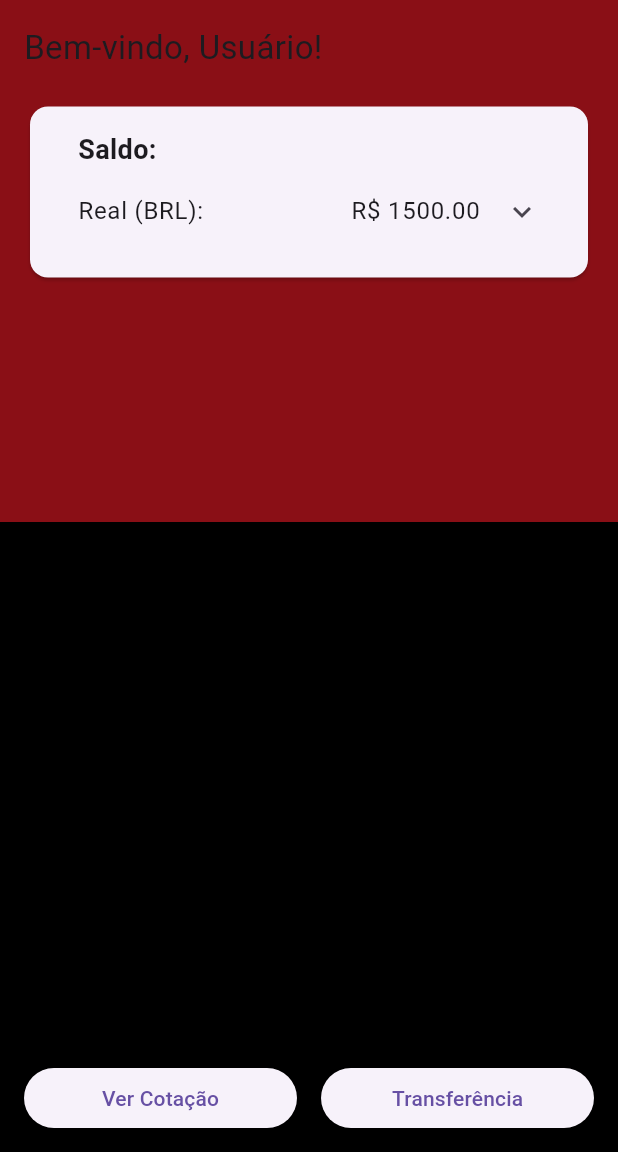
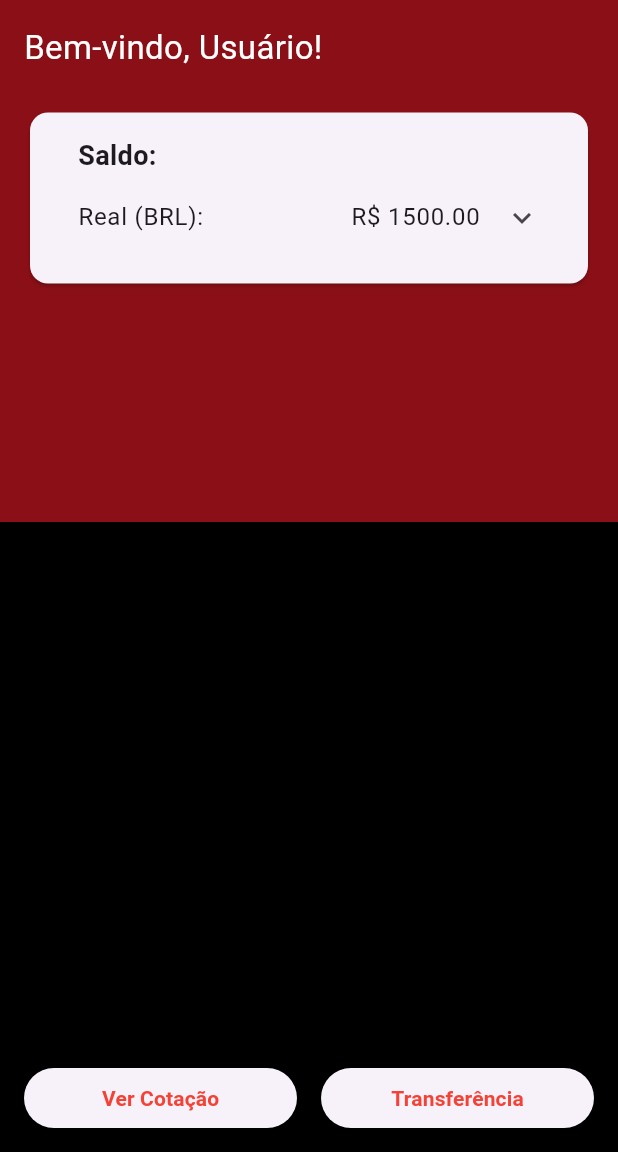
Before and after one commit to D-camara/Banco-digital, a Flutter app: the PrincipalScreen screen opened by its route, on a phone screen of 412 x 824 dp, the part 84-1236 px from its top. Run offline on Flutter 3.47's test engine with Material 3 defaults, Android fonts, the phone set to English and light mode, and no system bars; our stand-ins replace share_plus.

Commit message:
Fix: Ajeitei algumas coisas

```diff
--- a/lib/screens/principal.dart
+++ b/lib/screens/principal.dart
@@ -97,9 +97,13 @@ class _PrincipalScreenState extends State<PrincipalScreen> {
                     children: [
                       Text(
                         'Bem-vindo, $nome!',
-                        style: const TextStyle(fontSize: 22),
+                        style: const TextStyle(
+                          fontSize: 22,
+                          color: Colors.white,
+                        ),
                       ),
                       const SizedBox(height: 20),
+                      const SizedBox(height: 4),
                       Card(
                         child: Padding(
                           padding: const EdgeInsets.all(16.0),
@@ -228,14 +232,25 @@ class _PrincipalScreenState extends State<PrincipalScreen> {
             Expanded(
               child: ElevatedButton(
                 onPressed: _abrirCotacao,
-                child: const Text('Ver Cotação'),
+                child: const Text(
+                  'Ver Cotação',
+                  style: TextStyle(
+                    color: Colors.red,
+                    fontWeight: FontWeight.bold,
+                  ),
+                ),
               ),
             ),
             const SizedBox(width: 16),
             Expanded(
               child: ElevatedButton(
                 onPressed: _abrirTransferencia,
-                child: const Text('Transferência'),
+                child: const Text(
+                'Transferência',
+                style: TextStyle(
+                    color: Colors.red,
+                    fontWeight: FontWeight.bold,
+              ),
               ),
             ),
           ],
```
